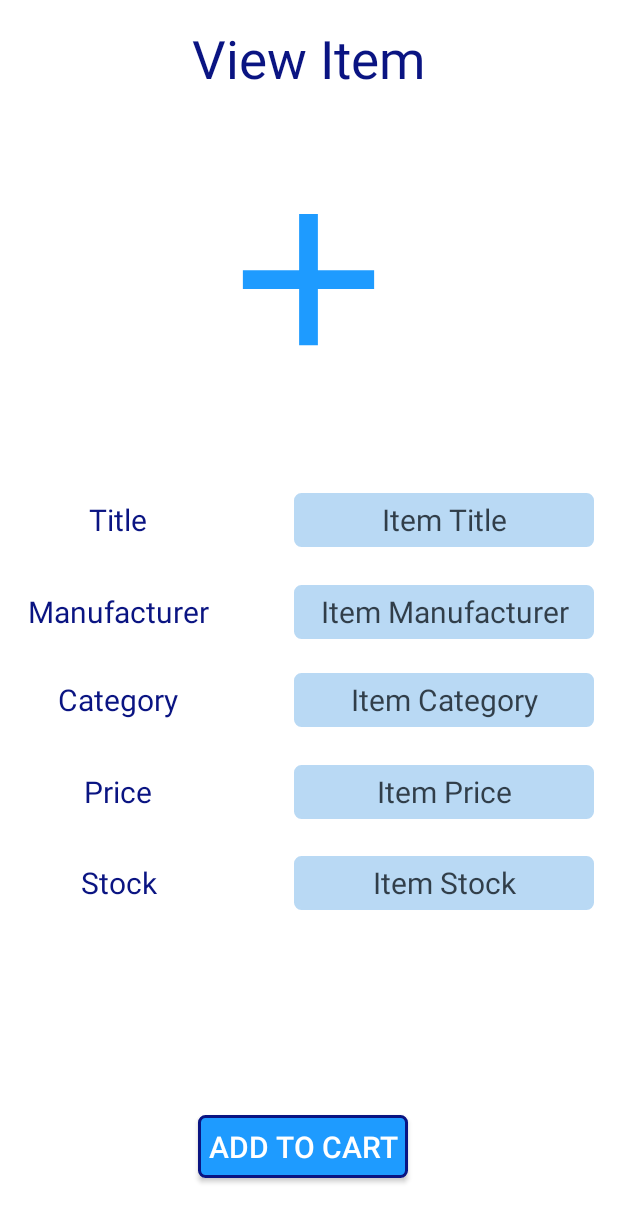
After one commit to eugenemccormack/Design_Patterns_Shop_App, an Android app: the layout view_item.xml on its own in the app's theme, with its tools: preview values and no code run, on a phone screen of 412 x 824 dp. The commit adds this screen. Shown: the top 1222 px of the screen. Run offline under Robolectric (Android 15) with nearby library versions, the phone set to English and light mode, and no system bars.

Commit message:
Add to Cart - Firebase Added

```diff
--- a/app/src/main/AndroidManifest.xml
+++ b/app/src/main/AndroidManifest.xml
@@ -17,8 +17,10 @@
             </intent-filter>
         </activity>
 
-        <activity android:name=".view_model.StoreItems" />
-        <activity android:name=".view_model.NewItem" />
+        <activity android:name=".views.StoreItems" />
+        <activity android:name=".views.NewItem" />
+        <activity android:name=".views.ViewItem" />
+
     </application>
 
 </manifest>
--- a/app/src/main/java/com/example/design_patterns_shop/views/Login_Fragment.java
+++ b/app/src/main/java/com/example/design_patterns_shop/views/Login_Fragment.java
@@ -41,7 +41,7 @@ public class Login_Fragment extends Fragment {
 
                     //Toast.makeText(getContext(), "User Successfully Created", Toast.LENGTH_SHORT).show();
 
-                    Navigation.findNavController(getView()).navigate(R.id.action_login_Fragment_to_storeItems_Model);//R.id.action_login_Fragment_to_signed_In_Fragment);
+                    Navigation.findNavController(getView()).navigate(R.id.action_login_Fragment_to_storeItems2);//R.id.action_login_Fragment_to_signed_In_Fragment);
 
                 }
 
--- a/app/src/main/java/com/example/design_patterns_shop/views/Signed_In_Fragment.java
+++ b/app/src/main/java/com/example/design_patterns_shop/views/Signed_In_Fragment.java
@@ -1,8 +1,6 @@
 package com.example.design_patterns_shop.views;
 
-import android.content.Intent;
 import android.os.Bundle;
-import android.util.Log;
 import android.view.LayoutInflater;
 import android.view.View;
 import android.view.ViewGroup;
@@ -16,7 +14,6 @@ import androidx.lifecycle.ViewModelProvider;
 import androidx.navigation.Navigation;
 
 import com.example.design_patterns_shop.R;
-import com.example.design_patterns_shop.view_model.NewItem;
 import com.example.design_patterns_shop.view_model.Signed_In_View_Model;
 import com.google.android.material.floatingactionbutton.FloatingActionButton;
 
--- /dev/null
+++ b/app/src/main/res/layout/view_item.xml
@@ -0,0 +1,219 @@
+<?xml version="1.0" encoding="utf-8"?>
+<androidx.constraintlayout.widget.ConstraintLayout xmlns:android="http://schemas.android.com/apk/res/android"
+    xmlns:app="http://schemas.android.com/apk/res-auto"
+    xmlns:tools="http://schemas.android.com/tools"
+    android:layout_width="match_parent"
+    android:layout_height="match_parent"
+    android:background="@color/white"
+    tools:context=".views.ViewItem">
+
+
+    <ImageView
+        android:id="@+id/imageView2"
+        android:layout_width="150dp"
+        android:layout_height="150dp"
+        android:src="@drawable/ic_baseline_add_24"
+        app:layout_constraintBottom_toBottomOf="parent"
+        app:layout_constraintEnd_toEndOf="@+id/viewNote_textView"
+        app:layout_constraintStart_toStartOf="@+id/viewNote_textView"
+        app:layout_constraintTop_toTopOf="parent"
+        app:layout_constraintVertical_bias="0.165" />
+
+    <TextView
+        android:id="@+id/viewNote_textView"
+        android:layout_width="260dp"
+        android:layout_height="60dp"
+        android:gravity="center"
+        android:text="View Item"
+        android:textColor="#0A1482"
+        android:textSize="35dp"
+        app:layout_constraintBottom_toBottomOf="parent"
+        app:layout_constraintEnd_toEndOf="parent"
+        app:layout_constraintHorizontal_bias="0.496"
+        app:layout_constraintStart_toStartOf="parent"
+        app:layout_constraintTop_toTopOf="parent"
+        app:layout_constraintVertical_bias="0.012" />
+
+    <TextView
+        android:id="@+id/textView_View"
+        android:layout_width="200dp"
+        android:layout_height="36dp"
+        android:layout_marginEnd="16dp"
+        android:layout_marginRight="16dp"
+        android:background="@drawable/edittext_border"
+        android:backgroundTint="#B9D9F4"
+        android:gravity="center"
+        android:text="Item Title"
+        android:textColor="#CE101920"
+        android:textSize="20dp"
+        app:layout_constraintBottom_toBottomOf="@+id/titleView_textView"
+        app:layout_constraintEnd_toEndOf="parent"
+        app:layout_constraintTop_toTopOf="@+id/titleView_textView"
+        app:layout_constraintVertical_bias="0.0" />
+
+    <TextView
+        android:id="@+id/price_label"
+        android:layout_width="125dp"
+        android:layout_height="36dp"
+        android:gravity="center"
+        android:text="Price"
+        android:textColor="#0A1482"
+        android:textSize="20dp"
+        app:layout_constraintBottom_toBottomOf="parent"
+        app:layout_constraintEnd_toEndOf="@+id/category_label"
+        app:layout_constraintHorizontal_bias="0.0"
+        app:layout_constraintStart_toStartOf="@+id/category_label"
+        app:layout_constraintTop_toTopOf="parent"
+        app:layout_constraintVertical_bias="0.647" />
+
+    <TextView
+        android:id="@+id/descriptionView_textView"
+        android:layout_width="125dp"
+        android:layout_height="36dp"
+        android:layout_marginStart="28dp"
+        android:layout_marginLeft="28dp"
+        android:gravity="center"
+        android:text="Manufacturer"
+        android:textColor="#0A1482"
+        android:textSize="20dp"
+        app:layout_constraintBottom_toBottomOf="parent"
+        app:layout_constraintEnd_toEndOf="@+id/titleView_textView"
+        app:layout_constraintHorizontal_bias="1.0"
+        app:layout_constraintStart_toStartOf="@+id/titleView_textView"
+        app:layout_constraintTop_toTopOf="parent"
+        app:layout_constraintVertical_bias="0.495" />
+
+    <TextView
+        android:id="@+id/titleView_textView"
+        android:layout_width="125dp"
+        android:layout_height="36dp"
+        android:layout_marginStart="16dp"
+        android:layout_marginLeft="16dp"
+        android:gravity="center"
+        android:text="Title"
+        android:textColor="#0A1482"
+        android:textSize="20dp"
+        app:layout_constraintBottom_toBottomOf="parent"
+        app:layout_constraintStart_toStartOf="parent"
+        app:layout_constraintTop_toTopOf="parent"
+        app:layout_constraintVertical_bias="0.417" />
+
+    <TextView
+        android:id="@+id/textView2_View"
+        android:layout_width="200dp"
+        android:layout_height="36dp"
+        android:layout_marginEnd="16dp"
+        android:layout_marginRight="16dp"
+        android:background="@drawable/edittext_border"
+        android:backgroundTint="#B9D9F4"
+        android:gravity="center"
+        android:text="Item Manufacturer"
+        android:textColor="#CE101920"
+        android:textSize="20dp"
+        app:layout_constraintBottom_toBottomOf="@+id/descriptionView_textView"
+        app:layout_constraintEnd_toEndOf="@+id/textView_View"
+        app:layout_constraintHorizontal_bias="0.0"
+        app:layout_constraintStart_toStartOf="@+id/textView_View"
+        app:layout_constraintTop_toTopOf="@+id/descriptionView_textView"
+        app:layout_constraintVertical_bias="0.0" />
+
+    <TextView
+        android:id="@+id/category_textView"
+        android:layout_width="200dp"
+        android:layout_height="36dp"
+        android:background="@drawable/edittext_border"
+        android:backgroundTint="#B9D9F4"
+        android:gravity="center"
+        android:text="Item Category"
+        android:textColor="#CE101920"
+        android:textSize="20dp"
+        app:layout_constraintBottom_toBottomOf="@+id/category_label"
+        app:layout_constraintEnd_toEndOf="@+id/textView2_View"
+        app:layout_constraintStart_toStartOf="@+id/textView2_View"
+        app:layout_constraintTop_toTopOf="@+id/category_label" />
+
+    <TextView
+        android:id="@+id/price_textView"
+        android:layout_width="200dp"
+        android:layout_height="36dp"
+        android:layout_marginEnd="16dp"
+        android:layout_marginRight="16dp"
+        android:background="@drawable/edittext_border"
+        android:backgroundTint="#B9D9F4"
+        android:gravity="center"
+        android:text="Item Price"
+        android:textColor="#CE101920"
+        android:textSize="20dp"
+        app:layout_constraintBottom_toBottomOf="@+id/price_label"
+        app:layout_constraintEnd_toEndOf="@+id/category_textView"
+        app:layout_constraintHorizontal_bias="0.0"
+        app:layout_constraintStart_toStartOf="@+id/category_textView"
+        app:layout_constraintTop_toTopOf="@+id/price_label"
+        app:layout_constraintVertical_bias="1.0" />
+
+    <TextView
+        android:id="@+id/category_label"
+        android:layout_width="125dp"
+        android:layout_height="36dp"
+        android:layout_marginStart="28dp"
+        android:layout_marginLeft="28dp"
+        android:gravity="center"
+        android:text="Category"
+        android:textColor="#0A1482"
+        android:textSize="20dp"
+        app:layout_constraintBottom_toBottomOf="parent"
+        app:layout_constraintEnd_toEndOf="@+id/descriptionView_textView"
+        app:layout_constraintHorizontal_bias="1.0"
+        app:layout_constraintStart_toStartOf="@+id/descriptionView_textView"
+        app:layout_constraintTop_toTopOf="parent"
+        app:layout_constraintVertical_bias="0.569" />
+
+    <TextView
+        android:id="@+id/stock_textView"
+        android:layout_width="200dp"
+        android:layout_height="36dp"
+        android:background="@drawable/edittext_border"
+        android:backgroundTint="#B9D9F4"
+        android:gravity="center"
+        android:text="Item Stock"
+        android:textColor="#CE101920"
+        android:textSize="20dp"
+        app:layout_constraintBottom_toBottomOf="@+id/stock_label"
+        app:layout_constraintEnd_toEndOf="@+id/price_textView"
+        app:layout_constraintStart_toStartOf="@+id/price_textView"
+        app:layout_constraintTop_toTopOf="@+id/stock_label" />
+
+    <TextView
+        android:id="@+id/stock_label"
+        android:layout_width="125dp"
+        android:layout_height="36dp"
+        android:gravity="center"
+        android:text="Stock"
+        android:textColor="#0A1482"
+        android:textSize="20dp"
+        app:layout_constraintBottom_toBottomOf="parent"
+        app:layout_constraintEnd_toEndOf="@+id/price_label"
+        app:layout_constraintHorizontal_bias="0.0"
+        app:layout_constraintStart_toStartOf="@+id/price_label"
+        app:layout_constraintTop_toTopOf="parent"
+        app:layout_constraintVertical_bias="0.724" />
+
+    <Button
+        android:id="@+id/add_to_cart_button"
+        android:layout_width="140dp"
+        android:layout_height="42dp"
+        android:layout_marginTop="29dp"
+        android:background="@drawable/button_border"
+        android:gravity="center"
+        android:text="Add to Cart"
+        android:textColor="#FFFFFF"
+        android:textSize="20dp"
+        app:layout_constraintBottom_toBottomOf="parent"
+        app:layout_constraintEnd_toEndOf="@+id/stock_textView"
+        app:layout_constraintHorizontal_bias="0.484"
+        app:layout_constraintStart_toStartOf="@+id/stock_label"
+        app:layout_constraintTop_toTopOf="parent"
+        app:layout_constraintVertical_bias="0.949" />
+
+
+</androidx.constraintlayout.widget.ConstraintLayout>
```
Also changed, not shown: app/src/main/java/com/example/design_patterns_shop/Adapter/MyAdapter.java (+11 -3 lines), app/src/main/java/com/example/design_patterns_shop/model/CartModel.java (added, +55 -0 lines), app/src/main/java/com/example/design_patterns_shop/views/NewItem.java (renamed from app/src/main/java/com/example/design_patterns_shop/view_model/NewItem.java, +19 -13 lines), app/src/main/java/com/example/design_patterns_shop/views/StoreItems.java (renamed from app/src/main/java/com/example/design_patterns_shop/view_model/StoreItems.java, +18 -2 lines), app/src/main/java/com/example/design_patterns_shop/views/ViewItem.java (+32 -5 lines), app/src/main/res/navigation/nav_graph.xml (+11 -6 lines).
